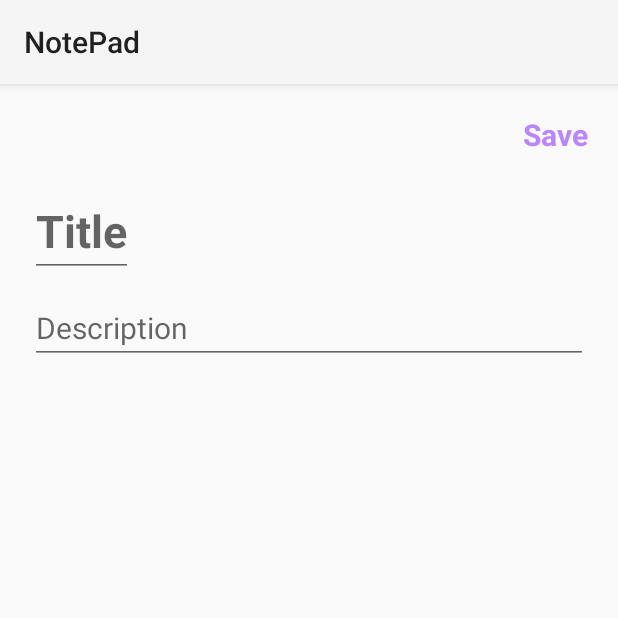
After one commit to aayushitiwari03/NotePad, an Android app: the fragment AddFragment placed in its activity, on a phone screen of 412 x 824 dp, the top half of it. The commit adds this screen. Run offline under Robolectric (Android 15) with nearby library versions, the phone set to English and light mode, and no system bars; our stand-ins replace data binding.

Commit message:
Design Completed

```diff
--- a/app/build.gradle
+++ b/app/build.gradle
@@ -57,8 +57,9 @@ dependencies {
     implementation 'org.jetbrains.kotlinx:kotlinx-coroutines-android:1.7.1'
 
     //navigation
-    implementation "androidx.navigation:navigation-fragment-ktx:2.7.6"
-    implementation "androidx.navigation:navigation-ui-ktx:2.7.6"
+    // Kotlin
+    implementation("androidx.navigation:navigation-fragment-ktx:2.7.6")
+    implementation("androidx.navigation:navigation-ui-ktx:2.7.6")
 
     //viewModel and livedata
     implementation "androidx.lifecycle:lifecycle-viewmodel-ktx:2.6.2"
--- /dev/null
+++ b/app/src/main/java/com/aayushi/notepad/AddFragment.kt
@@ -0,0 +1,59 @@
+package com.aayushi.notepad
+
+import android.os.Bundle
+import androidx.fragment.app.Fragment
+import android.view.LayoutInflater
+import android.view.View
+import android.view.ViewGroup
+
+// TODO: Rename parameter arguments, choose names that match
+// the fragment initialization parameters, e.g. ARG_ITEM_NUMBER
+private const val ARG_PARAM1 = "param1"
+private const val ARG_PARAM2 = "param2"
+
+/**
+ * A simple [Fragment] subclass.
+ * Use the [AddFragment.newInstance] factory method to
+ * create an instance of this fragment.
+ */
+class AddFragment : Fragment() {
+    // TODO: Rename and change types of parameters
+    private var param1: String? = null
+    private var param2: String? = null
+
+    override fun onCreate(savedInstanceState: Bundle?) {
+        super.onCreate(savedInstanceState)
+        arguments?.let {
+            param1 = it.getString(ARG_PARAM1)
+            param2 = it.getString(ARG_PARAM2)
+        }
+    }
+
+    override fun onCreateView(
+        inflater: LayoutInflater, container: ViewGroup?,
+        savedInstanceState: Bundle?
+    ): View? {
+        // Inflate the layout for this fragment
+        return inflater.inflate(R.layout.fragment_add, container, false)
+    }
+
+    companion object {
+        /**
+         * Use this factory method to create a new instance of
+         * this fragment using the provided parameters.
+         *
+         * @param param1 Parameter 1.
+         * @param param2 Parameter 2.
+         * @return A new instance of fragment AddFragment.
+         */
+        // TODO: Rename and change types and number of parameters
+        @JvmStatic
+        fun newInstance(param1: String, param2: String) =
+            AddFragment().apply {
+                arguments = Bundle().apply {
+                    putString(ARG_PARAM1, param1)
+                    putString(ARG_PARAM2, param2)
+                }
+            }
+    }
+}
--- /dev/null
+++ b/app/src/main/res/drawable/baseline_add_circle_24.xml
@@ -0,0 +1,5 @@
+<vector android:height="24dp" android:tint="#000000"
+    android:viewportHeight="24" android:viewportWidth="24"
+    android:width="24dp" xmlns:android="http://schemas.android.com/apk/res/android">
+    <path android:fillColor="@android:color/white" android:pathData="M12,2C6.48,2 2,6.48 2,12s4.48,10 10,10 10,-4.48 10,-10S17.52,2 12,2zM17,13h-4v4h-2v-4L7,13v-2h4L11,7h2v4h4v2z"/>
+</vector>
--- /dev/null
+++ b/app/src/main/res/drawable/baseline_delete_24.xml
@@ -0,0 +1,5 @@
+<vector android:height="24dp" android:tint="#000000"
+    android:viewportHeight="24" android:viewportWidth="24"
+    android:width="24dp" xmlns:android="http://schemas.android.com/apk/res/android">
+    <path android:fillColor="@android:color/white" android:pathData="M6,19c0,1.1 0.9,2 2,2h8c1.1,0 2,-0.9 2,-2V7H6v12zM19,4h-3.5l-1,-1h-5l-1,1H5v2h14V4z"/>
+</vector>
--- a/app/src/main/res/layout/activity_main.xml
+++ b/app/src/main/res/layout/activity_main.xml
@@ -1,18 +1,23 @@
 <?xml version="1.0" encoding="utf-8"?>
-<androidx.constraintlayout.widget.ConstraintLayout xmlns:android="http://schemas.android.com/apk/res/android"
+<layout xmlns:android="http://schemas.android.com/apk/res/android"
     xmlns:app="http://schemas.android.com/apk/res-auto"
-    xmlns:tools="http://schemas.android.com/tools"
+    xmlns:tools="http://schemas.android.com/tools">
+<androidx.constraintlayout.widget.ConstraintLayout
     android:layout_width="match_parent"
     android:layout_height="match_parent"
     tools:context=".MainActivity">
 
-    <TextView
-        android:layout_width="wrap_content"
-        android:layout_height="wrap_content"
-        android:text="Hello World!"
+    <androidx.fragment.app.FragmentContainerView
+        android:id="@+id/nav_host_graph"
+        android:layout_width="match_parent"
+        android:layout_height="match_parent"
+        app:defaultNavHost="true"
+        app:navGraph="@navigation/main_graph"
+        app:layout_constraintTop_toTopOf="parent"
         app:layout_constraintBottom_toBottomOf="parent"
+        app:layout_constraintStart_toStartOf="parent"
         app:layout_constraintEnd_toEndOf="parent"
-        app:layout_constraintStart_toStartOf="parent"
-        app:layout_constraintTop_toTopOf="parent" />
+        />
 
 </androidx.constraintlayout.widget.ConstraintLayout>
+    </layout>
--- /dev/null
+++ b/app/src/main/res/layout/fragment_add.xml
@@ -0,0 +1,52 @@
+<?xml version="1.0" encoding="utf-8"?>
+<layout xmlns:android="http://schemas.android.com/apk/res/android"
+    xmlns:app="http://schemas.android.com/apk/res-auto"
+    xmlns:tools="http://schemas.android.com/tools">
+    <androidx.constraintlayout.widget.ConstraintLayout
+    android:layout_width="match_parent"
+    android:layout_height="match_parent"
+    tools:context=".AddFragment">
+
+    <TextView
+        android:id="@+id/saveNote"
+        android:layout_width="wrap_content"
+        app:layout_constraintTop_toTopOf="parent"
+        app:layout_constraintEnd_toEndOf="parent"
+        android:layout_margin="20dp"
+        android:text="Save"
+        android:textSize="20sp"
+        android:textStyle="bold"
+        android:textColor="@color/purple_200"
+        android:layout_height="wrap_content">
+
+    </TextView>
+
+    <EditText
+        android:id="@+id/addNoteTitle"
+        android:layout_width="wrap_content"
+        app:layout_constraintTop_toBottomOf="@id/saveNote"
+        app:layout_constraintStart_toStartOf="parent"
+        android:maxLines="1"
+        android:hint="Title"
+        android:textStyle="bold"
+        android:textSize="30dp"
+        android:layout_margin="20dp"
+        android:layout_height="wrap_content">
+
+    </EditText>
+
+    <EditText
+        android:id="@+id/addNoteDescription"
+        android:layout_width="match_parent"
+        app:layout_constraintTop_toBottomOf="@id/addNoteTitle"
+        app:layout_constraintStart_toStartOf="parent"
+        android:textSize="20sp"
+        android:hint="Description"
+        android:layout_marginStart="20dp"
+        android:layout_marginTop="10dp"
+        android:layout_marginEnd="20dp"
+        android:layout_height="wrap_content"/>
+
+
+</androidx.constraintlayout.widget.ConstraintLayout>
+    </layout>
--- /dev/null
+++ b/app/src/main/res/menu/main_menu.xml
@@ -0,0 +1,4 @@
+<?xml version="1.0" encoding="utf-8"?>
+<menu xmlns:android="http://schemas.android.com/apk/res/android">
+
+</menu>
--- /dev/null
+++ b/app/src/main/res/navigation/main_graph.xml
@@ -0,0 +1,30 @@
+<?xml version="1.0" encoding="utf-8"?>
+<navigation xmlns:android="http://schemas.android.com/apk/res/android"
+    xmlns:app="http://schemas.android.com/apk/res-auto"
+    xmlns:tools="http://schemas.android.com/tools"
+    android:id="@+id/main_graph"
+    app:startDestination="@id/displayNotesFragment">
+    <fragment
+        android:id="@+id/displayNotesFragment"
+        android:name="com.aayushi.notepad.DisplayNotesFragment"
+        android:label="fragment_display_notes"
+        tools:layout="@layout/fragment_display_notes" >
+        <action
+            android:id="@+id/action_displayNotesFragment_to_addFragment"
+            app:destination="@id/addFragment" />
+        <action
+            android:id="@+id/action_displayNotesFragment_to_editNoteFragment"
+            app:destination="@id/editNoteFragment" />
+    </fragment>
+    <fragment
+        android:id="@+id/addFragment"
+        android:name="com.aayushi.notepad.AddFragment"
+        android:label="fragment_add"
+        tools:layout="@layout/fragment_add" />
+    <fragment
+        android:id="@+id/editNoteFragment"
+        android:name="com.aayushi.notepad.EditNoteFragment"
+        android:label="fragment_edit_note"
+        tools:layout="@layout/fragment_edit_note" />
+
+</navigation>
--- a/app/src/main/res/values/strings.xml
+++ b/app/src/main/res/values/strings.xml
@@ -1,3 +1,5 @@
 <resources>
     <string name="app_name">NotePad</string>
+    <!-- TODO: Remove or change this placeholder text -->
+    <string name="hello_blank_fragment">Hello blank fragment</string>
 </resources>
```
Also changed, not shown: app/src/main/java/com/aayushi/notepad/DisplayNotesFragment.kt (added, +59 -0 lines), app/src/main/java/com/aayushi/notepad/EditNoteFragment.kt (added, +59 -0 lines), app/src/main/res/layout/fragment_display_notes.xml (added, +36 -0 lines), app/src/main/res/layout/fragment_edit_note.xml (added, +49 -0 lines), app/src/main/res/layout/notes_list.xml (added, +69 -0 lines).
